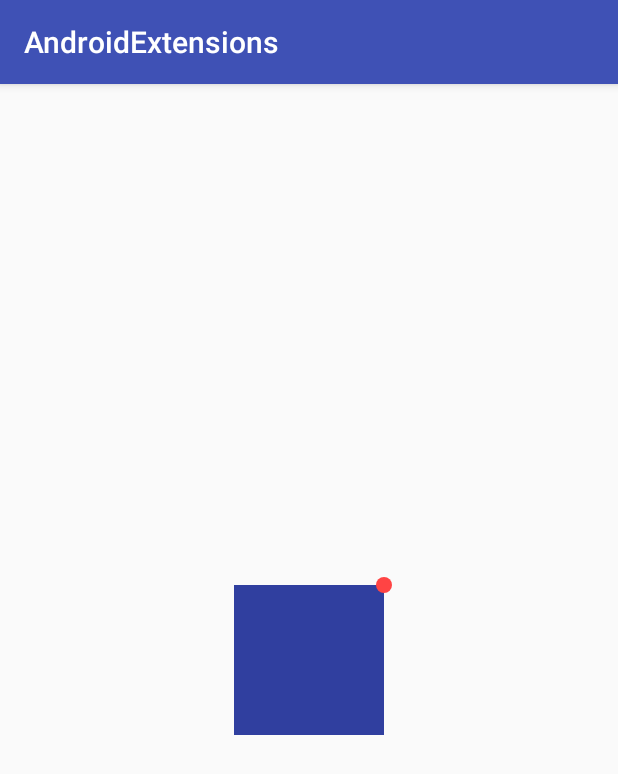
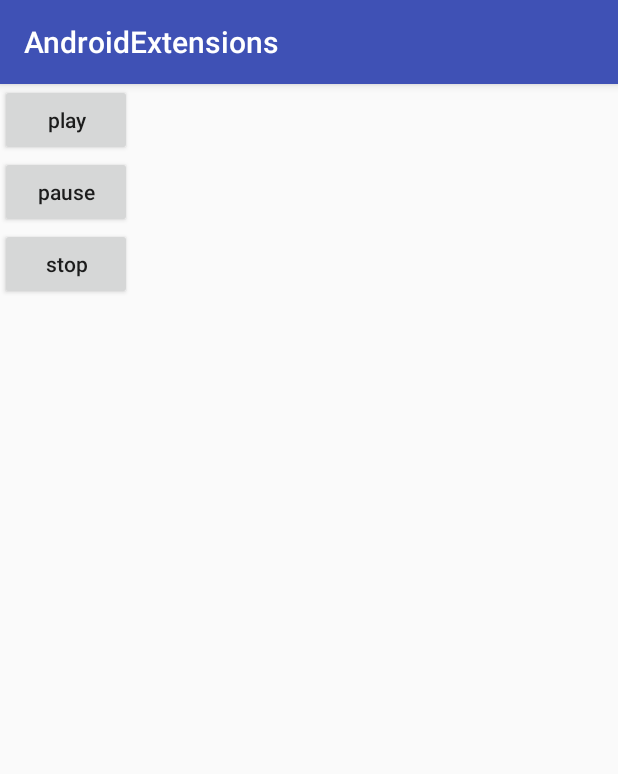
Before and after one commit to jaychang0917/AndroidExtensions, an Android app: the screen it shows after launch (ViewDemoActivity before the commit, AudioPlayerDemoActivity after it), on a phone screen of 412 x 824 dp. Shown: the top 774 px of the screen. Run offline under Robolectric (Android 15) with nearby library versions, the light colour scheme and no system bars.

Commit message:
no message

```diff
--- a/app/src/main/AndroidManifest.xml
+++ b/app/src/main/AndroidManifest.xml
@@ -6,10 +6,11 @@
         android:allowBackup="true"
         android:icon="@mipmap/ic_launcher"
         android:label="@string/app_name"
+        android:name=".common.App"
         android:roundIcon="@mipmap/ic_launcher_round"
         android:supportsRtl="true"
         android:theme="@style/AppTheme">
-        <activity android:name="com.jaychang.extensions.demo.view.ViewDemoActivity">
+        <activity android:name="com.jaychang.extensions.demo.av.AudioPlayerDemoActivity">
             <intent-filter>
                 <action android:name="android.intent.action.MAIN" />
 
--- /dev/null
+++ b/app/src/main/java/com/jaychang/extensions/demo/av/AudioPlayerDemoActivity.kt
@@ -0,0 +1,35 @@
+package com.jaychang.extensions.demo.av
+
+import android.os.Bundle
+import android.support.v7.app.AppCompatActivity
+import android.view.View
+import com.jaychang.extensions.av.AudioPlayer
+import com.jaychang.extensions.demo.R
+
+class AudioPlayerDemoActivity : AppCompatActivity() {
+
+  lateinit var audioPlayer: AudioPlayer
+  override fun onCreate(savedInstanceState: Bundle?) {
+    super.onCreate(savedInstanceState)
+    setContentView(R.layout.activity_audio_player)
+    audioPlayer = AudioPlayer(this)
+    audioPlayer.onPlaybackPercentage = {
+      println("time: $it%")
+    }
+  }
+
+  fun play(view: View) {
+    println("play")
+//    audioPlayer.play(R.raw.a)
+  }
+
+  fun pause(view: View) {
+    println("pause")
+    audioPlayer.pause()
+  }
+
+  fun stop(view: View) {
+    println("stop")
+    audioPlayer.stop()
+  }
+}
--- a/app/src/main/java/com/jaychang/extensions/demo/bottomNavView/BottomNavigationViewDemoActivity.kt
+++ b/app/src/main/java/com/jaychang/extensions/demo/bottomNavView/BottomNavigationViewDemoActivity.kt
@@ -3,9 +3,9 @@ package com.jaychang.extensions.demo.bottomNavView
 import android.os.Bundle
 import android.support.v4.app.Fragment
 import android.support.v7.app.AppCompatActivity
-import com.jaychang.extensions.core.BottomNavigationViewController
 import com.jaychang.extensions.demo.R
 import com.jaychang.extensions.ui.BadgeConfig
+import com.jaychang.extensions.ui.BottomNavigationViewController
 import kotlinx.android.synthetic.main.activity_bnv.*
 
 class BottomNavigationViewDemoActivity: AppCompatActivity() {
--- /dev/null
+++ b/app/src/main/java/com/jaychang/extensions/demo/common/App.kt
@@ -0,0 +1,18 @@
+package com.jaychang.extensions.demo.common
+
+import android.app.Application
+import com.jaychang.extensions.common.AppStatusManager
+
+class App: Application() {
+
+  override fun onCreate() {
+    super.onCreate()
+    AppStatusManager.register(this, object: AppStatusManager.Callback {
+      override fun onAppEnterBackground() {
+      }
+
+      override fun onAppEnterForeground() {
+      }
+    })
+  }
+}
--- a/app/src/main/java/com/jaychang/extensions/demo/view/ViewDemoActivity.kt
+++ b/app/src/main/java/com/jaychang/extensions/demo/view/ViewDemoActivity.kt
@@ -3,13 +3,11 @@ package com.jaychang.extensions.demo.view
 import android.os.Bundle
 import android.support.v7.app.AppCompatActivity
 import com.jaychang.extensions.demo.R
-import kotlinx.android.synthetic.main.activity_view.*
 
 class ViewDemoActivity: AppCompatActivity() {
 
   override fun onCreate(savedInstanceState: Bundle?) {
     super.onCreate(savedInstanceState)
     setContentView(R.layout.activity_view)
-    view.showBadge()
   }
 }
--- /dev/null
+++ b/app/src/main/res/layout/activity_audio_player.xml
@@ -0,0 +1,30 @@
+<?xml version="1.0" encoding="utf-8"?>
+<LinearLayout xmlns:android="http://schemas.android.com/apk/res/android"
+    android:orientation="vertical" android:layout_width="match_parent"
+    android:layout_height="match_parent">
+
+    <Button
+        android:id="@+id/play"
+        android:layout_width="wrap_content"
+        android:layout_height="wrap_content"
+        android:onClick="play"
+        android:textAllCaps="false"
+        android:text="play" />
+
+    <Button
+        android:id="@+id/pause"
+        android:layout_width="wrap_content"
+        android:layout_height="wrap_content"
+        android:onClick="pause"
+        android:textAllCaps="false"
+        android:text="pause" />
+
+    <Button
+        android:id="@+id/stop"
+        android:layout_width="wrap_content"
+        android:layout_height="wrap_content"
+        android:textAllCaps="false"
+        android:onClick="stop"
+        android:text="stop" />
+
+</LinearLayout>
--- a/app/src/main/res/layout/activity_view.xml
+++ b/app/src/main/res/layout/activity_view.xml
@@ -1,14 +1,20 @@
 <?xml version="1.0" encoding="utf-8"?>
-<com.jaychang.extensions.ui.RelativeLayoutEx xmlns:android="http://schemas.android.com/apk/res/android"
+<LinearLayout xmlns:android="http://schemas.android.com/apk/res/android"
     xmlns:app="http://schemas.android.com/apk/res-auto"
+    xmlns:tools="http://schemas.android.com/tools"
     android:layout_width="match_parent"
-    android:layout_height="match_parent">
+    android:layout_height="wrap_content"
+    android:layout_marginBottom="46dp"
+    android:layout_marginEnd="30dp"
+    android:layout_marginStart="30dp"
+    android:layout_marginTop="22dp"
+    android:padding="4dp">
+
 
     <com.jaychang.extensions.ui.ViewEx
+        android:layout_width="100dp"
         android:id="@+id/view"
-        android:layout_width="100dp"
-        android:layout_centerInParent="true"
-        android:layout_height="100dp"
-        android:background="@color/colorPrimaryDark" />
+        android:background="@color/colorPrimary"
+        android:layout_height="100dp" />
 
-</com.jaychang.extensions.ui.RelativeLayoutEx>
+</LinearLayout>
--- a/library/src/main/AndroidManifest.xml
+++ b/library/src/main/AndroidManifest.xml
@@ -1,5 +1,7 @@
 <manifest xmlns:android="http://schemas.android.com/apk/res/android"
     package="com.jaychang.extensions">
+
+    <uses-permission android:name="android.permission.INTERNET" />
 
     <application>
         <provider
--- a/library/src/main/java/com/jaychang/extensions/core/AppStatusManager.kt
+++ b/library/src/main/java/com/jaychang/extensions/common/AppStatusManager.kt
@@ -1,4 +1,4 @@
-package com.jaychang.extensions.core
+package com.jaychang.extensions.common
 
 import android.app.Activity
 import android.app.Application
--- a/library/src/main/java/com/jaychang/extensions/core/LanguageManager.kt
+++ b/library/src/main/java/com/jaychang/extensions/common/LanguageManager.kt
@@ -1,4 +1,4 @@
-package com.jaychang.extensions.core
+package com.jaychang.extensions.common
 
 import android.annotation.SuppressLint
 import android.content.Context
--- a/library/src/main/java/com/jaychang/extensions/core/Preferences.kt
+++ b/library/src/main/java/com/jaychang/extensions/common/Preferences.kt
@@ -1,4 +1,4 @@
-package com.jaychang.extensions.core
+package com.jaychang.extensions.common
 
 import android.content.Context
 import android.content.SharedPreferences
--- a/library/src/main/java/com/jaychang/extensions/core/UndoManager.kt
+++ b/library/src/main/java/com/jaychang/extensions/common/UndoManager.kt
@@ -1,4 +1,4 @@
-package com.jaychang.extensions.core
+package com.jaychang.extensions.common
 
 import android.support.annotation.CallSuper
 import java.util.*
--- a/library/src/main/java/com/jaychang/extensions/core/BottomNavigationViewController.kt
+++ b/library/src/main/java/com/jaychang/extensions/ui/BottomNavigationViewController.kt
@@ -1,10 +1,8 @@
-package com.jaychang.extensions.core
+package com.jaychang.extensions.ui
 
 import android.support.annotation.IdRes
 import android.support.v4.app.Fragment
 import android.support.v4.app.FragmentManager
-import com.jaychang.extensions.ui.BadgeConfig
-import com.jaychang.extensions.ui.BottomNavigationViewEx
 
 class BottomNavigationViewController(private val view: BottomNavigationViewEx,
                                      private val fragmentManager: FragmentManager,
```
Also changed, not shown: library/src/main/java/com/jaychang/extensions/av/AudioPlayer.kt (renamed from library/src/main/java/com/jaychang/extensions/core/AudioPlayer.kt, +22 -13 lines).
